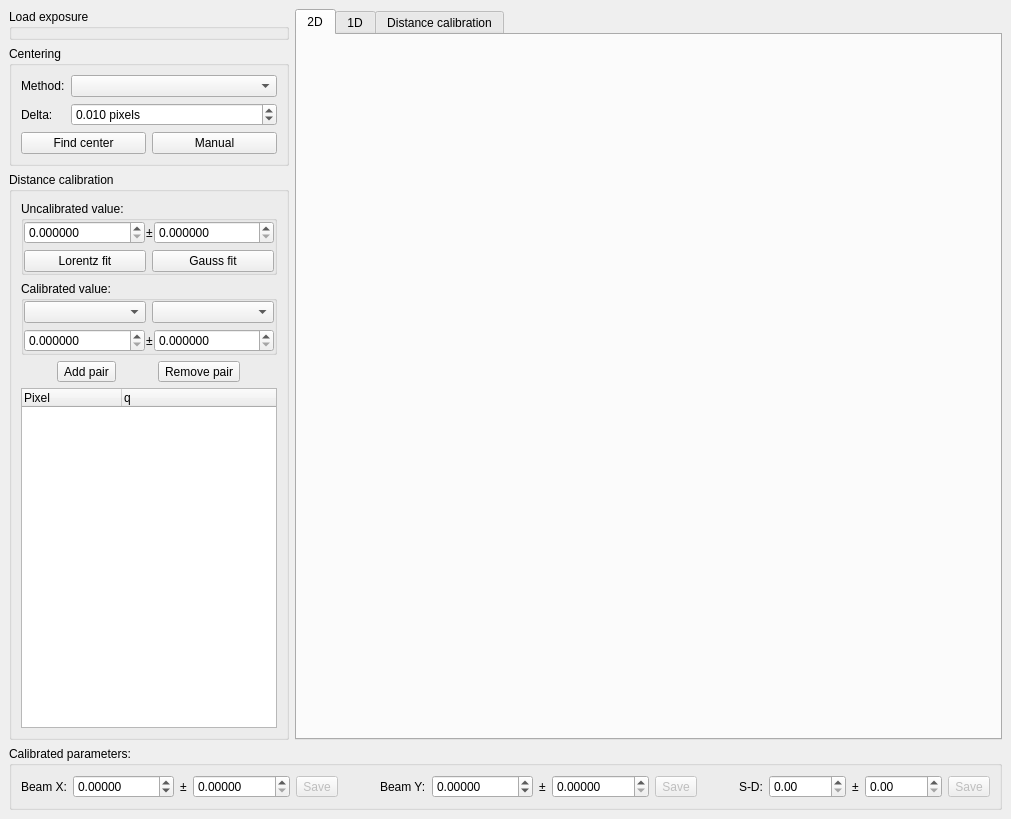
Above: cct/qtgui2/setup/calibration/calibration.ui from awacha/cct before the change. Below: the same form after it.
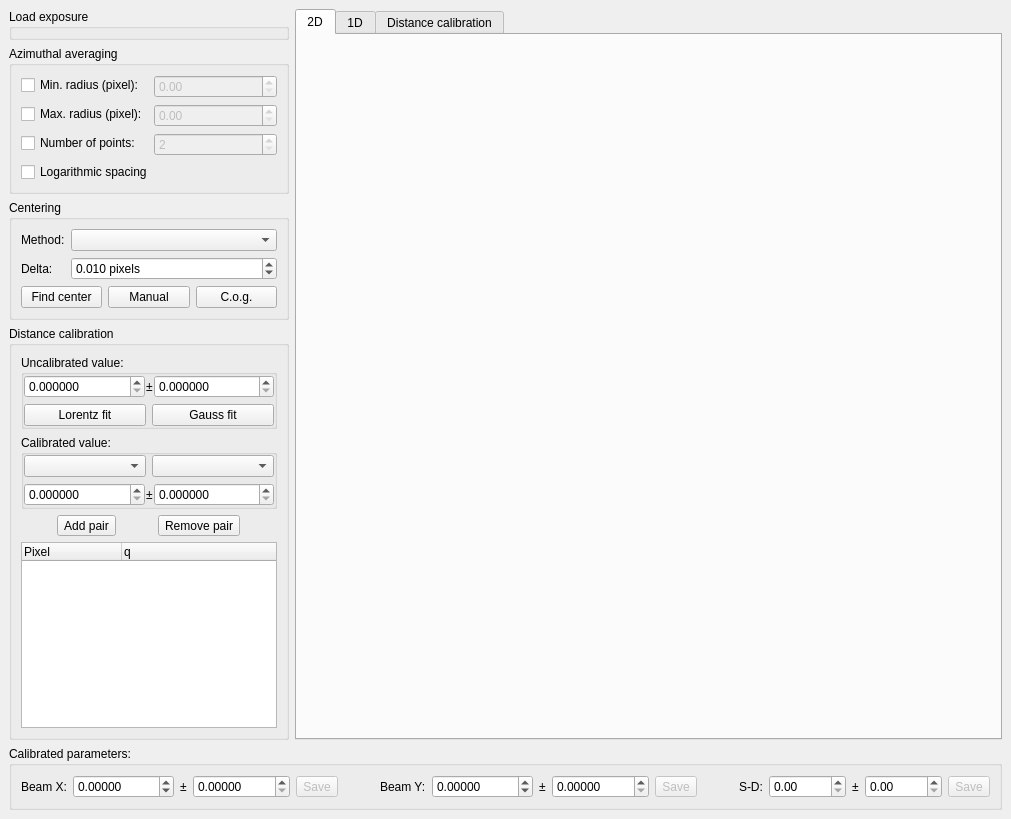
That is the form after the change. Icons and pictures are not drawn.

Commit message: Calibration UI update: centre of gravity, tunable pixel binning

Patch:
```diff
--- a/cct/qtgui2/setup/calibration/calibration.ui
+++ b/cct/qtgui2/setup/calibration/calibration.ui
@@ -36,6 +36,100 @@
           </property>
          </widget>
         </item>
+        <item>
+         <widget class="QGroupBox" name="groupBox_3">
+          <property name="toolTip">
+           <string>Adjust the abscissa of the azimuthally averaged scattering curves</string>
+          </property>
+          <property name="title">
+           <string>Azimuthal averaging</string>
+          </property>
+          <layout class="QFormLayout" name="formLayout">
+           <item row="0" column="0">
+            <widget class="QCheckBox" name="pixMinCheckBox">
+             <property name="toolTip">
+              <string>Manually set the lowest pixel coordinate in the azimuthally averaged scattering curves</string>
+             </property>
+             <property name="text">
+              <string>Min. radius (pixel):</string>
+             </property>
+            </widget>
+           </item>
+           <item row="0" column="1">
+            <widget class="QDoubleSpinBox" name="pixMinDoubleSpinBox">
+             <property name="enabled">
+              <bool>false</bool>
+             </property>
+             <property name="toolTip">
+              <string>Lowest pixel coordinate in the azimuthally averaged scattering curves</string>
+             </property>
+             <property name="maximum">
+              <double>999999999.000000000000000</double>
+             </property>
+            </widget>
+           </item>
+           <item row="1" column="1">
+            <widget class="QDoubleSpinBox" name="pixMaxDoubleSpinBox">
+             <property name="enabled">
+              <bool>false</bool>
+             </property>
+             <property name="toolTip">
+              <string>Highest pixel coordinate in the azimuthally averaged scattering curves</string>
+             </property>
+             <property name="maximum">
+              <double>9999999999.000000000000000</double>
+             </property>
+            </widget>
+           </item>
+           <item row="2" column="1">
+            <widget class="QSpinBox" name="numPointsSpinBox">
+             <property name="enabled">
+              <bool>false</bool>
+             </property>
+             <property name="toolTip">
+              <string>The number of points in the azimuthally averaged scattering curve</string>
+             </property>
+             <property name="minimum">
+              <number>2</number>
+             </property>
+             <property name="maximum">
+              <number>999999999</number>
+             </property>
+            </widget>
+           </item>
+           <item row="1" column="0">
+            <widget class="QCheckBox" name="pixMaxCheckBox">
+             <property name="toolTip">
+              <string>Manually set the highest pixel coordinate in the azimuthally averaged scattering curves</string>
+             </property>
+             <property name="text">
+              <string>Max. radius (pixel):</string>
+             </property>
+            </widget>
+           </item>
+           <item row="2" column="0">
+            <widget class="QCheckBox" name="numPointsCheckBox">
+             <property name="toolTip">
+              <string>Manually set the number of points in the azimuthally averaged scattering curve</string>
+             </property>
+             <property name="text">
+              <string>Number of points:</string>
+             </property>
+            </widget>
+           </item>
+           <item row="3" column="0" colspan="2">
+            <widget class="QCheckBox" name="logSpacedPixelsCheckBox">
+             <property name="toolTip">
+              <string>Logarithmic pixel point spacing in the azimuthally averaged scattering curve</string>
+             </property>
+             <property name="text">
+              <string>Logarithmic spacing</string>
+             </property>
+            </widget>
+           </item>
+          </layout>
+         </widget>
+        </item>
         <item>
          <widget class="QGroupBox" name="groupBox_4">
           <property name="title">
@@ -124,6 +218,16 @@
                </property>
               </widget>
              </item>
+             <item>
+              <widget class="QPushButton" name="centerOfGravityPushButton">
+               <property name="toolTip">
+                <string>Determine the beam centre as the centre of gravity of the selected area of the image</string>
+               </property>
+               <property name="text">
+                <string>C.o.g.</string>
+               </property>
+              </widget>
+             </item>
             </layout>
            </item>
           </layout>
```
Left out of the diff: 64 changed lines with no effect on the pictures. The commit also changes 3 other files.
